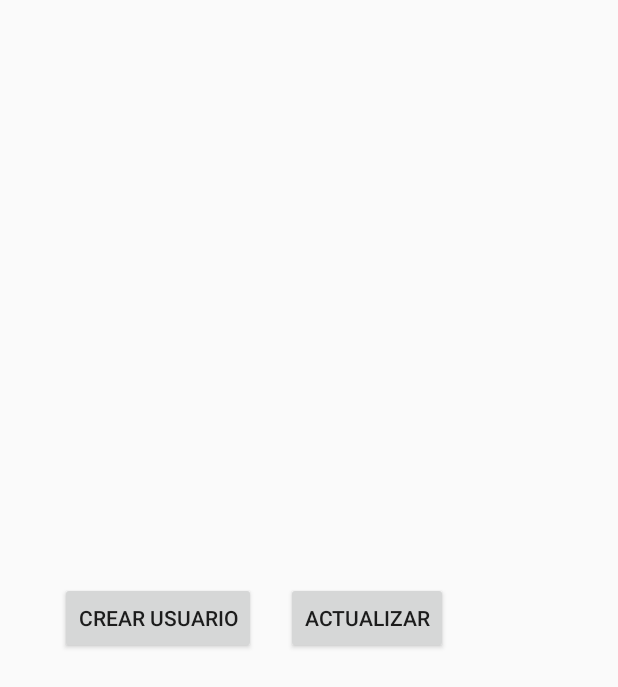
After one commit to AlorenaP/AplicacionAdmin, an Android app: the GestionarUsuario screen opened directly, with no data from a screen before it, on a phone screen of 412 x 824 dp. The commit adds this screen. Shown: the top 687 px of the screen. Run offline under Robolectric (Android 15) with nearby library versions, the phone set to English and light mode, and no system bars.

Commit message:
actualización9

```diff
--- /dev/null
+++ b/app/src/main/java/com/example/lorena/releasemaps/GestionarUsuario.java
@@ -0,0 +1,35 @@
+package com.example.lorena.releasemaps;
+
+import android.content.Intent;
+import android.support.v7.app.AppCompatActivity;
+import android.os.Bundle;
+import android.view.View;
+
+public class GestionarUsuario extends AppCompatActivity {
+
+    @Override
+    protected void onCreate(Bundle savedInstanceState) {
+        super.onCreate(savedInstanceState);
+        setContentView(R.layout.activity_gestionar_usuario);
+    }
+
+
+    public void onClicRegistrar(View v){
+
+        Intent intent= new Intent(GestionarUsuario.this, Registro.class);
+        startActivity(intent);
+
+    }
+    public void onClicUpdate(View v){
+
+        Intent intent= new Intent(GestionarUsuario.this, ActualizarUsuario.class);
+        startActivity(intent);
+
+    }
+
+    public void onClicDelete(View v){
+
+    }
+
+
+}
--- a/app/src/main/java/com/example/lorena/releasemaps/Inicio.java
+++ b/app/src/main/java/com/example/lorena/releasemaps/Inicio.java
@@ -20,7 +20,7 @@ public class Inicio extends AppCompatActivity {
     }
     public void onClickUsuarios(View v){
 
-        Intent intent= new Intent(Inicio.this, Registro.class);
+        Intent intent= new Intent(Inicio.this, GestionarUsuario.class);
         startActivity(intent);
     }
 
--- /dev/null
+++ b/app/src/main/res/layout/activity_gestionar_usuario.xml
@@ -0,0 +1,25 @@
+<?xml version="1.0" encoding="utf-8"?>
+<LinearLayout xmlns:android="http://schemas.android.com/apk/res/android"
+    xmlns:tools="http://schemas.android.com/tools"
+    android:layout_width="match_parent"
+    android:layout_height="match_parent"
+    tools:context=".GestionarUsuario">
+
+
+    <Button
+        android:layout_width="wrap_content"
+        android:layout_height="wrap_content"
+        android:text="Crear Usuario"
+        android:layout_gravity="center"
+        android:layout_marginLeft="40dp"
+        android:layout_marginRight="20dp"
+        android:onClick="onClicRegistrar"/>
+
+    <Button
+        android:layout_width="wrap_content"
+        android:layout_height="wrap_content"
+        android:layout_gravity="center"
+        android:onClick="onClicUpdate"
+        android:text="Actualizar"/>
+
+</LinearLayout>
--- a/app/src/main/res/values/colors.xml
+++ b/app/src/main/res/values/colors.xml
@@ -1,6 +1,6 @@
 <?xml version="1.0" encoding="utf-8"?>
 <resources>
-    <color name="colorPrimary">#3F51B5</color>
-    <color name="colorPrimaryDark">#303F9F</color>
-    <color name="colorAccent">#FF4081</color>
+    <color name="colorPrimary">#008577</color>
+    <color name="colorPrimaryDark">#005748</color>
+    <color name="colorAccent">#D81860</color>
 </resources>
--- a/app/src/main/res/values/styles.xml
+++ b/app/src/main/res/values/styles.xml
@@ -8,4 +8,12 @@
         <item name="colorAccent">@color/colorAccent</item>
     </style>
 
+
+    <style name="EditorTheme" parent="Theme.AppCompat.Light.NoActionBar">
+        <!-- Customize your theme here. -->
+        <item name="colorPrimary">@color/colorAccent</item>
+        <item name="colorPrimaryDark">@color/colorAccent</item>
+        <item name="colorAccent">@color/colorPrimaryDark</item>
+    </style>
+
 </resources>
```
Also changed, not shown: app/src/main/AndroidManifest.xml (+5 -2 lines), app/src/main/java/com/example/lorena/releasemaps/ActualizarUsuario.java (added, +18 -0 lines), app/src/main/java/com/example/lorena/releasemaps/Adaptador.java (added, +133 -0 lines), app/src/main/java/com/example/lorena/releasemaps/Registro.java (+15 -2 lines), app/src/main/res/layout/activity_actualizar_usuario.xml (added, +36 -0 lines), app/src/main/res/layout/renglon.xml (added, +46 -0 lines).
